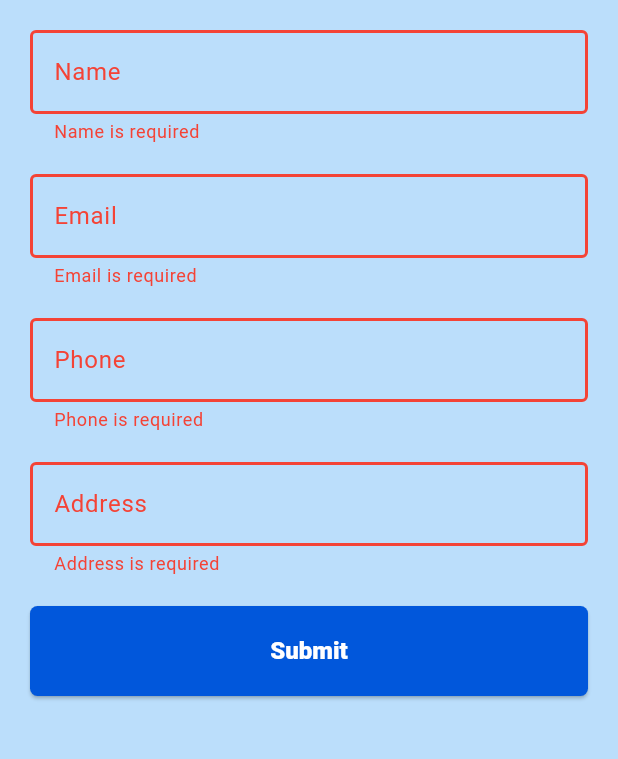
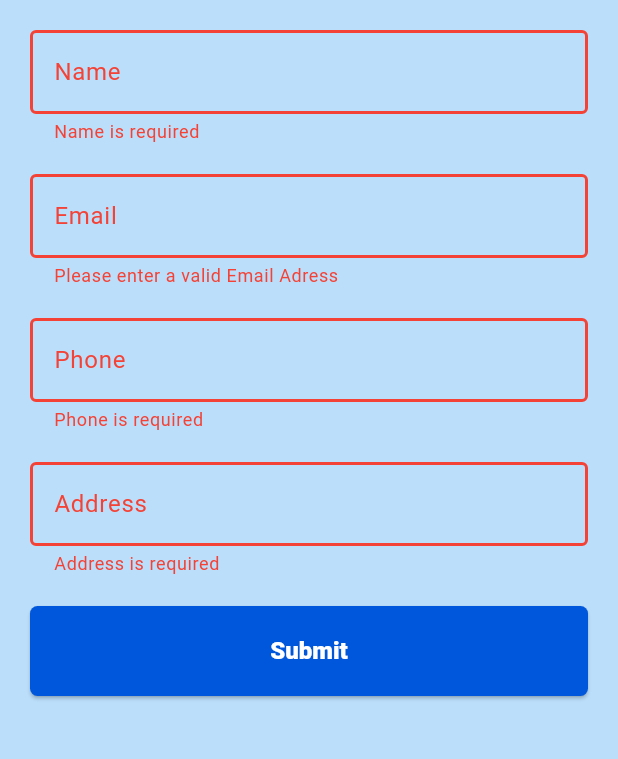
Before and after one commit to NadaMakkawy/task_13, a Flutter app: the ClientsOpsPage screen opened directly, after a tap on "Submit", on a phone screen of 412 x 824 dp, the part 84-843 px from its top. Run offline on Flutter 3.47's test engine with Material 3 defaults, Android fonts, the phone set to English and light mode, and no system bars; our stand-ins replace data_table_2, get_it, sizer, sqflite, sqflite_common_ffi_web; accounts and stored records are empty.

Commit message:
added improvements in text fields

```diff
--- a/lib/pages/clients_ops.dart
+++ b/lib/pages/clients_ops.dart
@@ -37,25 +37,38 @@ class _ClientsOpsPageState extends State<ClientsOpsPage> {
               AppTextFormField(
                 controller: nameController,
                 validator: (value) {
-                  if (value!.isEmpty) {
+                  if (value!.isEmpty || checker(value, ' ')) {
                     return 'Name is required';
                   }
                   return null;
                 },
                 label: 'Name',
+                hint: 'nada mostafa',
+                textInputType: TextInputType.name,
+                textInputAction: TextInputAction.next,
               ),
               const SizedBox(
                 height: 20,
               ),
               AppTextFormField(
-                  controller: emailController,
-                  validator: (value) {
-                    if (value!.isEmpty) {
-                      return 'Email is required';
-                    }
-                    return null;
-                  },
-                  label: 'Email'),
+                controller: emailController,
+                autoCorrectBool: true,
+                textInputAction: TextInputAction.next,
+                textInputType: TextInputType.emailAddress,
+                validator: (value) {
+                  if (value!.isEmpty ||
+                      !checker(value, '@') ||
+                      !checker(value, '.com') ||
+                      !checker(value, 'gmail') &&
+                          !checker(value, 'yahoo') &&
+                          !checker(value, 'hotmail')) {
+                    return 'Please enter a valid Email Adress';
+                  }
+                  return null;
+                },
+                label: 'Email',
+                hint: 'email@adress.com',
+              ),
               const SizedBox(
                 height: 20,
               ),
@@ -68,6 +81,9 @@ class _ClientsOpsPageState extends State<ClientsOpsPage> {
                   return null;
                 },
                 label: 'Phone',
+                hint: '01231231231',
+                textInputType: TextInputType.phone,
+                textInputAction: TextInputAction.next,
               ),
               const SizedBox(
                 height: 20,
@@ -75,12 +91,15 @@ class _ClientsOpsPageState extends State<ClientsOpsPage> {
               AppTextFormField(
                 controller: addressController,
                 validator: (value) {
-                  if (value!.isEmpty) {
+                  if (value!.isEmpty || checker(value, ' ')) {
                     return 'Address is required';
                   }
                   return null;
                 },
                 label: 'Address',
+                hint: '24 address st.',
+                textInputType: TextInputType.streetAddress,
+                textInputAction: TextInputAction.done,
               ),
               const SizedBox(
                 height: 20,
@@ -129,3 +148,28 @@ class _ClientsOpsPageState extends State<ClientsOpsPage> {
     }
   }
 }
+
+bool checker(String value, String check) => value.contains(check);
+
+InputDecoration textFieldDecoration(
+  BuildContext context, {
+  Color? color,
+  required IconData icon,
+  required String label,
+  required String hint,
+}) {
+  return InputDecoration(
+    prefixIcon: Padding(
+      padding: const EdgeInsets.only(right: 10),
+      child: Icon(
+        icon,
+        color: color,
+      ),
+    ),
+    labelText: label,
+    labelStyle: Theme.of(context).textTheme.labelMedium,
+    hintText: hint,
+    hintStyle:
+        Theme.of(context).textTheme.bodyMedium!.copyWith(color: Colors.grey),
+  );
+}
--- a/lib/widgets/app_text_form_field.dart
+++ b/lib/widgets/app_text_form_field.dart
@@ -2,13 +2,30 @@ import 'package:flutter/material.dart';
 
 class AppTextFormField extends StatelessWidget {
   final TextEditingController controller;
+  final TextInputType textInputType;
+  final TextInputAction textInputAction;
   final String? Function(String?)? validator;
+  final bool? autoCorrectBool;
+  final bool? obsecureBool;
+  final int? max;
+  final Function(String)? onChanged;
+
+  // final TextEditingController controller;
+  // final String? Function(String?)? validator;
   final String label;
+  final String hint;
 
   const AppTextFormField({
     required this.controller,
     required this.validator,
     required this.label,
+    required this.hint,
+    required this.textInputType,
+    required this.textInputAction,
+    this.autoCorrectBool,
+    this.obsecureBool,
+    this.max,
+    this.onChanged,
     super.key,
   });
 
@@ -17,8 +34,17 @@ class AppTextFormField extends StatelessWidget {
     return TextFormField(
       controller: controller,
       validator: validator,
+      maxLines: 1,
+      keyboardType: textInputType,
+      textInputAction: textInputAction,
+      autovalidateMode: AutovalidateMode.onUserInteraction,
+      autocorrect: autoCorrectBool ?? false,
+      maxLength: max,
+      obscureText: obsecureBool ?? false,
+      onChanged: onChanged,
       decoration: InputDecoration(
         labelText: label,
+        hintText: hint,
         border: const OutlineInputBorder(
           borderRadius: BorderRadius.all(
             Radius.circular(5),
```
Also changed, not shown: lib/pages/category_ops.dart (+8 -1 lines).
